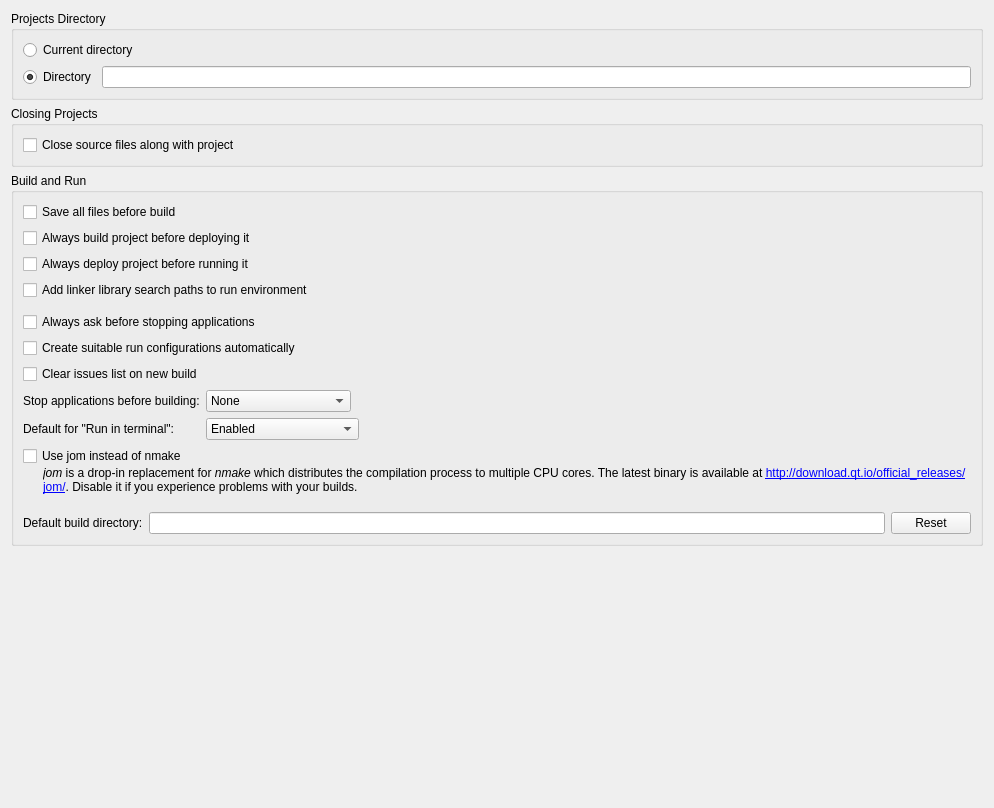
The window that src/plugins/projectexplorer/projectexplorersettingspage.ui (qt-creator/qt-creator) describes before a commit, drawn with Qt 5.
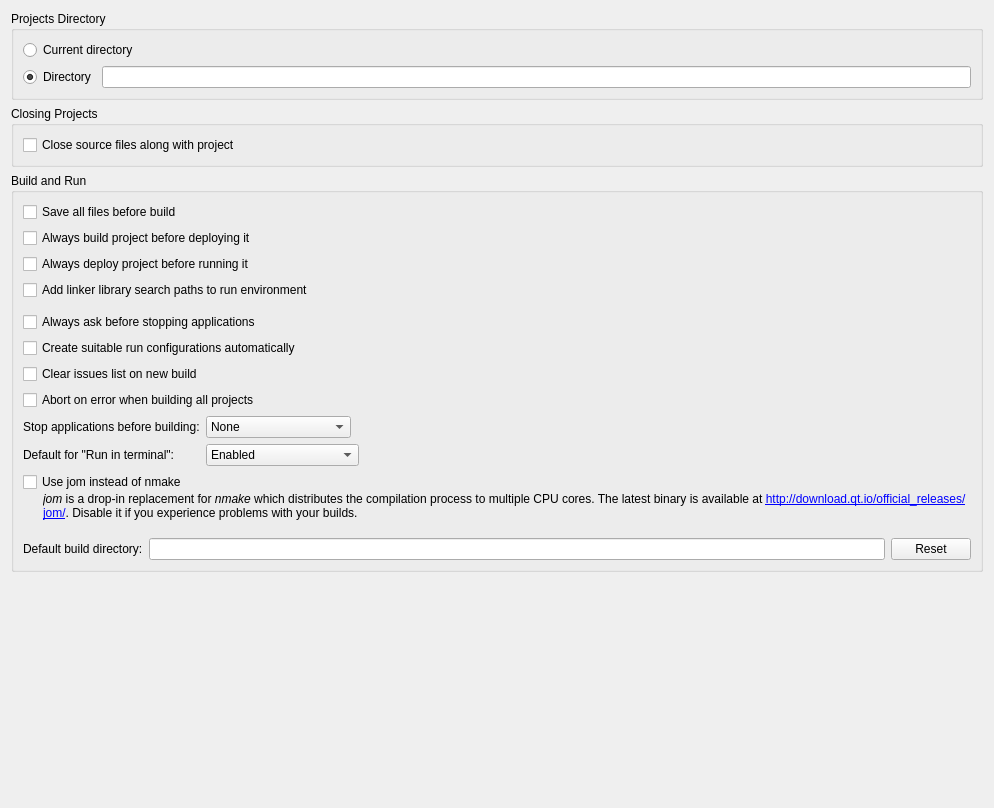
The same window after the commit. Custom widgets are drawn as their Qt base class.

Commit message:
Make it possible to continue with "Build All Projects" after errors
The user might still want to get the second project built after the
first one failed.

Fixes: QTCREATORBUG-22140

```diff
--- a/src/plugins/projectexplorer/projectexplorersettingspage.ui
+++ b/src/plugins/projectexplorer/projectexplorersettingspage.ui
@@ -141,6 +141,13 @@
         </property>
        </widget>
       </item>
+      <item>
+       <widget class="QCheckBox" name="abortBuildAllOnErrorCheckBox">
+        <property name="text">
+         <string>Abort on error when building all projects</string>
+        </property>
+       </widget>
+      </item>
       <item>
        <layout class="QFormLayout" name="formLayout">
         <item row="0" column="0">
```
Left out of the diff: 1 changed line with no effect on the pictures. The commit also changes 4 other files.
